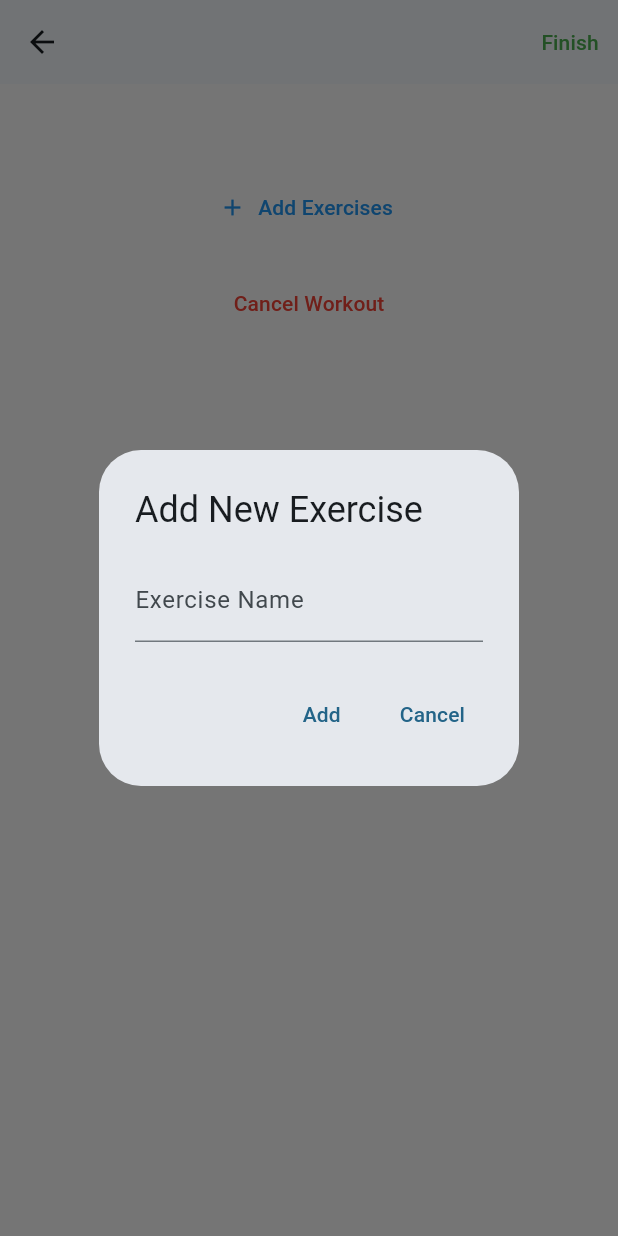
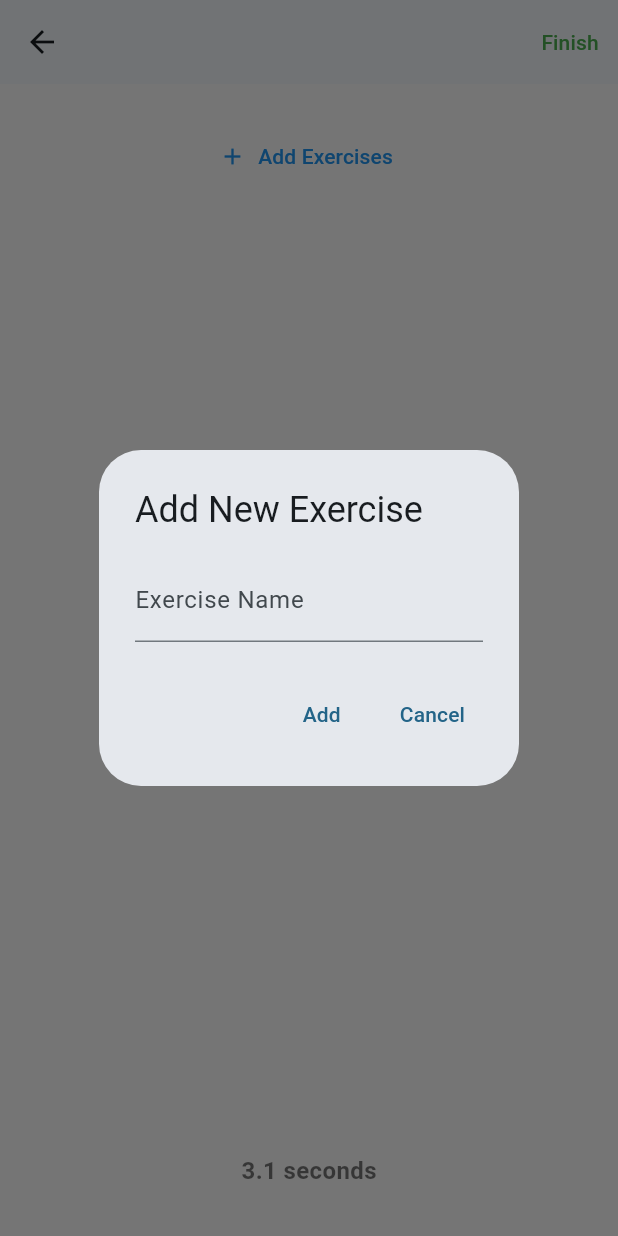
Before and after one commit to omarabdul7/workout_tracker_application, a Flutter app: the NewWorkoutInstancePage screen opened directly with empty values, after a tap on "Add Exercises", on a phone screen of 412 x 824 dp. Run offline on Flutter 3.47's test engine with Material 3 defaults, Android fonts, the phone set to English and light mode, and no system bars; our stand-ins replace cloud_firestore, firebase_core; accounts and stored records are empty.

Commit message:
added a timer that autoresets after each execise update

```diff
--- a/lib/pages/New Workout Pages/new_workout_instance_page.dart
+++ b/lib/pages/New Workout Pages/new_workout_instance_page.dart
@@ -1,5 +1,6 @@
 import 'package:flutter/material.dart';
 import '/models/workout.dart';
+import 'dart:async';
 import '/models/workout_instance.dart';
 import '/services/workout_instance_service.dart';
 
@@ -17,11 +18,21 @@ class NewWorkoutInstancePageState extends State<NewWorkoutInstancePage> {
   final List<ExerciseInstance> _exerciseInstances = [];
   WorkoutInstance? _lastWorkoutInstance;
   late Future<void> _loadDataFuture;
+  Timer? _timer;
+  int _timerSeconds = 0;
+  int _timerMilliseconds = 0;
 
   @override
   void initState() {
     super.initState();
     _loadDataFuture = _loadLastWorkoutInstance();
+    _startTimer();
+  }
+
+  @override
+  void dispose() {
+    _timer?.cancel();
+    super.dispose();
   }
 
   Future<void> _loadLastWorkoutInstance() async {
@@ -53,78 +64,6 @@ class NewWorkoutInstancePageState extends State<NewWorkoutInstancePage> {
     }
   }
 
-  void _addSet(ExerciseInstance exerciseInstance) {
-    setState(() {
-      exerciseInstance.sets.add(SetDetails(
-        setNumber: exerciseInstance.sets.length + 1,
-        weight: 0.0,
-        reps: 0,
-      ));
-    });
-  }
-
-  void _addExercise() {
-    showDialog(
-      context: context,
-      builder: (context) {
-        final TextEditingController nameController = TextEditingController();
-        return AlertDialog(
-          title: const Text('Add New Exercise'),
-          content: TextField(
-            controller: nameController,
-            decoration: const InputDecoration(labelText: 'Exercise Name'),
-          ),
-          actions: [
-            TextButton(
-              onPressed: () {
-                if (nameController.text.isNotEmpty) {
-                  setState(() {
-                    _exerciseInstances.add(ExerciseInstance(
-                      name: nameController.text,
-                      sets: [SetDetails(setNumber: 1, weight: 0.0, reps: 0)],
-                    ));
-                  });
-                  Navigator.of(context).pop();
-                } else {
-                  ScaffoldMessenger.of(context).showSnackBar(
-                    const SnackBar(content: Text('Please enter an exercise name')),
-                  );
-                }
-              },
-              child: const Text('Add'),
-            ),
-            TextButton(
-              onPressed: () {
-                Navigator.of(context).pop();
-              },
-              child: const Text('Cancel'),
-            ),
-          ],
-        );
-      },
-    );
-  }
-
-  void _moveExerciseUp(int index) {
-    if (index > 0) {
-      setState(() {
-        final temp = _exerciseInstances[index];
-        _exerciseInstances[index] = _exerciseInstances[index - 1];
-        _exerciseInstances[index - 1] = temp;
-      });
-    }
-  }
-
-  void _moveExerciseDown(int index) {
-    if (index < _exerciseInstances.length - 1) {
-      setState(() {
-        final temp = _exerciseInstances[index];
-        _exerciseInstances[index] = _exerciseInstances[index + 1];
-        _exerciseInstances[index + 1] = temp;
-      });
-    }
-  }
-
   void _saveWorkoutInstance() {
     if (_formKey.currentState!.validate()) {
       final workoutInstance = WorkoutInstance(
@@ -149,6 +88,46 @@ class NewWorkoutInstancePageState extends State<NewWorkoutInstancePage> {
       );
     }
   }
+
+  void _moveExerciseUp(int index) {
+    if (index > 0) {
+      setState(() {
+        final temp = _exerciseInstances[index];
+        _exerciseInstances[index] = _exerciseInstances[index - 1];
+        _exerciseInstances[index - 1] = temp;
+      });
+    }
+  }
+
+  void _moveExerciseDown(int index) {
+    if (index < _exerciseInstances.length - 1) {
+      setState(() {
+        final temp = _exerciseInstances[index];
+        _exerciseInstances[index] = _exerciseInstances[index + 1];
+        _exerciseInstances[index + 1] = temp;
+      });
+    }
+  }
+
+  void _startTimer() {
+    _timer = Timer.periodic(const Duration(milliseconds: 100), (timer) {
+      setState(() {
+        _timerMilliseconds += 100;
+        if (_timerMilliseconds >= 1000) {
+          _timerSeconds++;
+          _timerMilliseconds = 0;
+        }
+      });
+    });
+  }
+
+  void _resetTimer() {
+    setState(() {
+      _timerSeconds = 0;
+      _timerMilliseconds = 0;
+    });
+  }
+
 
 @override
 Widget build(BuildContext context) {
@@ -175,18 +154,18 @@ class NewWorkoutInstancePageState extends State<NewWorkoutInstancePage> {
         } else {
           return Padding(
             padding: const EdgeInsets.all(16.0),
+            child: Column(
+              crossAxisAlignment: CrossAxisAlignment.stretch,
+              children: [
+                const SizedBox(height: 8),
+                Expanded(
+                  child: SingleChildScrollView(
                     child: Form(
                       key: _formKey,
-                child: ListView(
+                      child: Column(
                         children: [
-                    Text(
-                      widget.workout.name,
-                      style: const TextStyle(fontSize: 24, fontWeight: FontWeight.bold),
-                    ),
-                    const SizedBox(height: 8),
-                    ..._exerciseInstances.asMap().entries.map((entry) {
-                      int index = entry.key;
-                      ExerciseInstance exercise = entry.value;
+                          ..._exerciseInstances.map((exercise) {
+                            final exerciseIndex = _exerciseInstances.indexOf(exercise);
                             return Card(
                               margin: const EdgeInsets.symmetric(vertical: 8),
                               color: const Color.fromARGB(255, 241, 246, 249),
@@ -206,11 +185,15 @@ class NewWorkoutInstancePageState extends State<NewWorkoutInstancePage> {
                                           children: [
                                             IconButton(
                                               icon: const Icon(Icons.arrow_upward),
-                                        onPressed: () => _moveExerciseUp(index),
+                                              onPressed: exerciseIndex > 0
+                                                  ? () => _moveExerciseUp(exerciseIndex)
+                                                  : null,
                                             ),
                                             IconButton(
                                               icon: const Icon(Icons.arrow_downward),
-                                        onPressed: () => _moveExerciseDown(index),
+                                              onPressed: exerciseIndex < _exerciseInstances.length - 1
+                                                  ? () => _moveExerciseDown(exerciseIndex)
+                                                  : null,
                                             ),
                                           ],
                                         ),
@@ -241,6 +224,7 @@ class NewWorkoutInstancePageState extends State<NewWorkoutInstancePage> {
                                                 initialValue: set.weight.toString(),
                                                 onChanged: (value) {
                                                   set.weight = double.tryParse(value) ?? 0.0;
+                                                  _resetTimer();
                                                 },
                                                 validator: (value) {
                                                   if (value == null || value.isEmpty) {
@@ -258,6 +242,7 @@ class NewWorkoutInstancePageState extends State<NewWorkoutInstancePage> {
                                                 initialValue: set.reps.toString(),
                                                 onChanged: (value) {
                                                   set.reps = int.tryParse(value) ?? 0;
+                                                  _resetTimer();
                                                 },
                                                 validator: (value) {
                                                   if (value == null || value.isEmpty) {
@@ -270,7 +255,16 @@ class NewWorkoutInstancePageState extends State<NewWorkoutInstancePage> {
                                           ],
                                         )).toList(),
                                     TextButton.icon(
-                                onPressed: () => _addSet(exercise),
+                                      onPressed: () {
+                                        setState(() {
+                                          exercise.sets.add(SetDetails(
+                                            setNumber: exercise.sets.length + 1,
+                                            weight: 0.0,
+                                            reps: 0,
+                                          ));
+                                          _resetTimer();
+                                        });
+                                      },
                                       icon: const Icon(Icons.add),
                                       label: const Text('Add Set'),
                                     ),
@@ -280,21 +274,69 @@ class NewWorkoutInstancePageState extends State<NewWorkoutInstancePage> {
                             );
                           }).toList(),
                           TextButton.icon(
-                      onPressed: _addExercise,
+                            onPressed: () {
+                              showDialog(
+                                context: context,
+                                builder: (context) {
+                                  String newExerciseName = '';
+                                  return AlertDialog(
+                                    title: const Text('Add New Exercise'),
+                                    content: TextFormField(
+                                      decoration: const InputDecoration(labelText: 'Exercise Name'),
+                                      onChanged: (value) {
+                                        newExerciseName = value;
+                                      },
+                                    ),
+                                    actions: [
+                                      TextButton(
+                                        onPressed: () {
+                                          if (newExerciseName.isNotEmpty) {
+                                            setState(() {
+                                              _exerciseInstances.add(ExerciseInstance(
+                                                name: newExerciseName,
+                                                sets: [SetDetails(setNumber: 1, weight: 0.0, reps: 0)],
+                                              ));
+                                            });
+                                            Navigator.of(context).pop();
+                                          }
+                                        },
+                                        child: const Text('Add'),
+                                      ),
+                                      TextButton(
+                                        onPressed: () {
+                                          Navigator.of(context).pop();
+                                        },
+                                        child: const Text('Cancel'),
+                                      ),
+                                    ],
+                                  );
+                                },
+                              );
+                            },
                             icon: const Icon(Icons.add),
                             label: const Text('Add Exercises'),
                             style: TextButton.styleFrom(foregroundColor: Colors.blue),
                           ),
                           const SizedBox(height: 16),
-                    TextButton(
-                      onPressed: () {
-                        Navigator.pop(context);
-                      },
-                      child: const Text('Cancel Workout'),
-                      style: TextButton.styleFrom(foregroundColor: Colors.red),
+                        ],
+                      ),
+                    ),
+                  ),
+                ),
+                const SizedBox(height: 16),
+                Center( // Center widget added here
+                  child: Column(
+                    children: [
+                      Text(
+                        '$_timerSeconds.${(_timerMilliseconds / 100).floor()} seconds',
+                        style: const TextStyle(fontSize: 16, fontWeight: FontWeight.bold),
+                      ),
+                      const SizedBox(height: 16),
+
+                    ],
+                  ),
                 ),
               ],
-                ),
             ),
           );
         }
```
Lines whose indentation alone changed are shown as unchanged.
